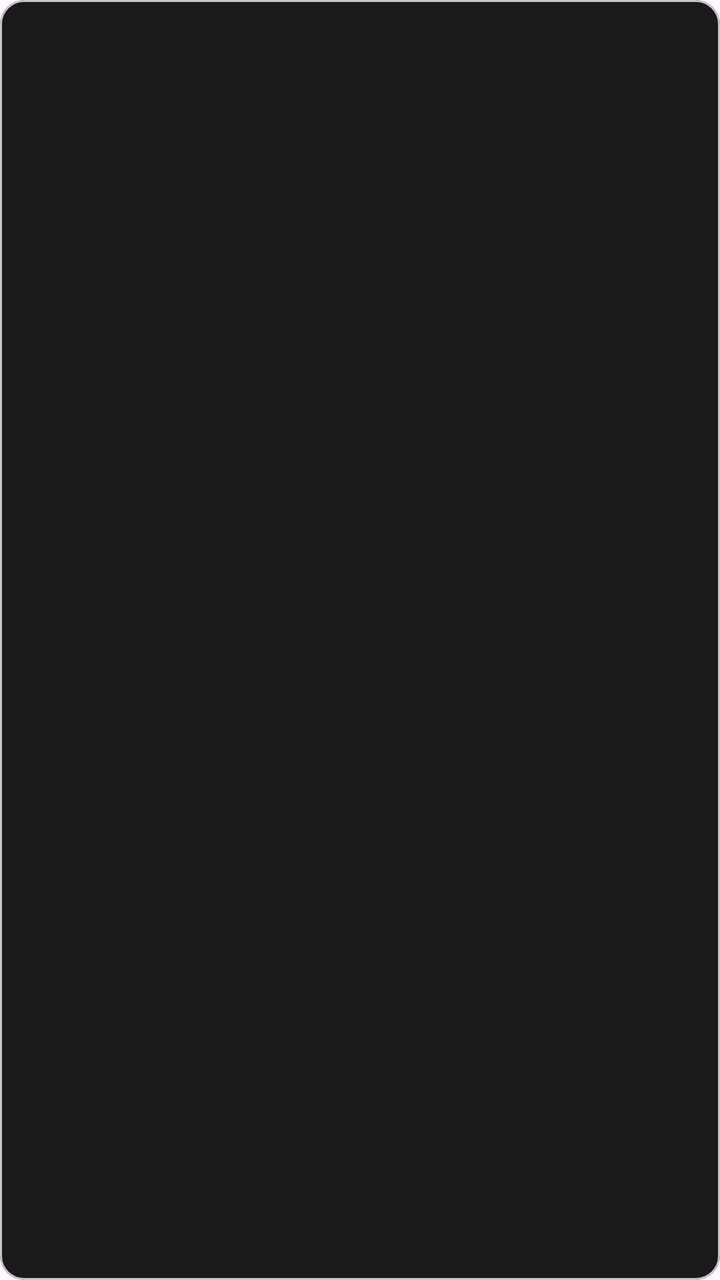
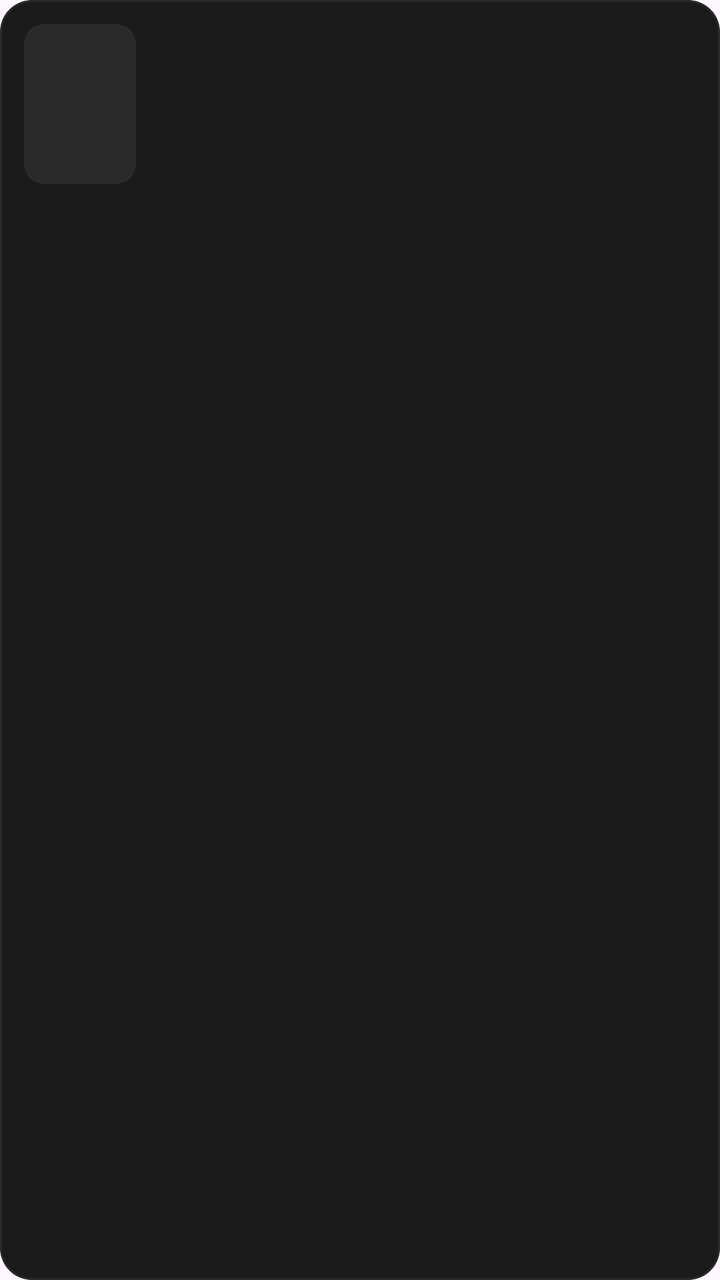

Screens rendered from an Android XML layout before and after an edit, with the pre-edit source and the edit as a unified diff.
<!-- AndroidManifest.xml: application theme Theme.MovieTogether -->
<!-- res/layout/item_collection.xml -->
<?xml version="1.0" encoding="utf-8"?>
<com.google.android.material.card.MaterialCardView
    xmlns:android="http://schemas.android.com/apk/res/android"
    xmlns:app="http://schemas.android.com/apk/res-auto"
    android:layout_width="match_parent"
    android:layout_height="wrap_content"
    android:layout_margin="8dp"
    app:cardBackgroundColor="@color/surface_dark"
    app:cardCornerRadius="12dp">

    <LinearLayout
        android:layout_width="match_parent"
        android:layout_height="wrap_content"
        android:orientation="vertical"
        android:padding="16dp">

        <TextView
            android:id="@+id/tvName"
            android:layout_width="match_parent"
            android:layout_height="wrap_content"
            android:textColor="@color/text_primary"
            android:textSize="16sp"
            android:textStyle="bold" />

        <TextView
            android:id="@+id/tvCount"
            android:layout_width="match_parent"
            android:layout_height="wrap_content"
            android:layout_marginTop="4dp"
            android:textColor="@color/text_secondary"
            android:textSize="13sp" />
    </LinearLayout>
</com.google.android.material.card.MaterialCardView>
<!-- resources referenced by this layout -->
<resources>
  <color name="surface_dark">#FF1A1A1A</color>
  <color name="text_primary">#FFFFFFFF</color>
  <color name="text_secondary">#FFB3B3B3</color>
  <style name="Theme.MovieTogether" parent="Base.Theme.MovieTogether" />
  <style name="Base.Theme.MovieTogether" parent="Theme.Material3.DayNight.NoActionBar">
          
          
      </style>
</resources>

<!-- the commit's change to res/layout/item_collection.xml (unified diff, before → after) -->
@@ -4,30 +4,53 @@
     xmlns:app="http://schemas.android.com/apk/res-auto"
     android:layout_width="match_parent"
     android:layout_height="wrap_content"
-    android:layout_margin="8dp"
+    android:layout_marginHorizontal="12dp"
+    android:layout_marginVertical="6dp"
     app:cardBackgroundColor="@color/surface_dark"
-    app:cardCornerRadius="12dp">
+    app:cardCornerRadius="16dp"
+    app:cardElevation="0dp"
+    app:strokeWidth="1dp"
+    app:strokeColor="#2A2A2A">
 
     <LinearLayout
         android:layout_width="match_parent"
         android:layout_height="wrap_content"
-        android:orientation="vertical"
-        android:padding="16dp">
+        android:orientation="horizontal"
+        android:padding="12dp"
+        android:gravity="center_vertical">
 
-        <TextView
-            android:id="@+id/tvName"
-            android:layout_width="match_parent"
+        <com.google.android.material.imageview.ShapeableImageView
+            android:id="@+id/ivCover"
+            android:layout_width="56dp"
+            android:layout_height="80dp"
+            android:scaleType="centerCrop"
+            android:background="@color/poster_placeholder"
+            app:shapeAppearanceOverlay="@style/RoundedImage" />
+
+        <LinearLayout
+            android:layout_width="0dp"
             android:layout_height="wrap_content"
-            android:textColor="@color/text_primary"
-            android:textSize="16sp"
-            android:textStyle="bold" />
+            android:layout_weight="1"
+            android:layout_marginStart="12dp"
+            android:orientation="vertical">
 
-        <TextView
-            android:id="@+id/tvCount"
-            android:layout_width="match_parent"
-            android:layout_height="wrap_content"
-            android:layout_marginTop="4dp"
-            android:textColor="@color/text_secondary"
-            android:textSize="13sp" />
+            <TextView
+                android:id="@+id/tvName"
+                android:layout_width="match_parent"
+                android:layout_height="wrap_content"
+                android:textColor="@color/text_primary"
+                android:textSize="16sp"
+                android:textStyle="bold"
+                android:maxLines="1"
+                android:ellipsize="end" />
+
+            <TextView
+                android:id="@+id/tvCount"
+                android:layout_width="match_parent"
+                android:layout_height="wrap_content"
+                android:layout_marginTop="4dp"
+                android:textColor="@color/text_secondary"
+                android:textSize="13sp" />
+        </LinearLayout>
     </LinearLayout>
 </com.google.android.material.card.MaterialCardView>
<!-- resource entries referenced after the edit -->
@@ -1,8 +1,13 @@
 <!-- resources referenced by this layout -->
 <resources>
+  <color name="poster_placeholder">#FF2A2A2A</color>
   <color name="surface_dark">#FF1A1A1A</color>
   <color name="text_primary">#FFFFFFFF</color>
   <color name="text_secondary">#FFB3B3B3</color>
+  <style name="RoundedImage">
+          <item name="cornerFamily">rounded</item>
+          <item name="cornerSize">10dp</item>
+      </style>
   <style name="Theme.MovieTogether" parent="Base.Theme.MovieTogether" />
   <style name="Base.Theme.MovieTogether" parent="Theme.Material3.DayNight.NoActionBar">
           
